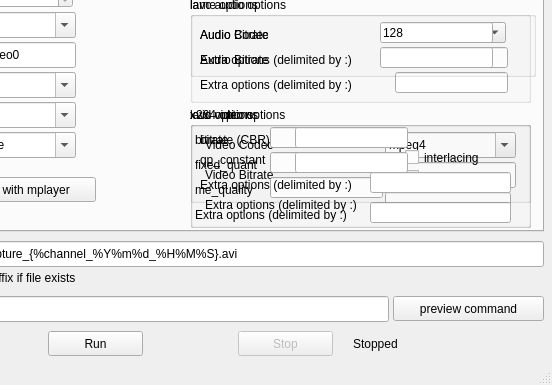
The window that ui/mtvcgui.ui (sbruno/mtvcgui) describes before a commit, drawn with Qt 5; both pictures show x 142 to 694 and y 138 to 523 of the 694 by 523 pixel window.
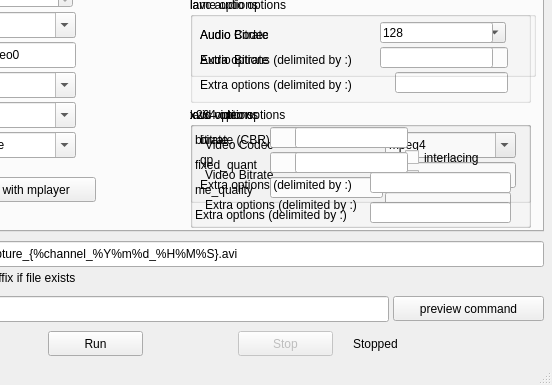
The same window after the commit.

Commit message: Replacing qp_constant for qp. This may be different in different versions of mencoder. It may be necesary to consider both somehow.

Diff of the .ui file:
```diff
--- a/ui/mtvcgui.ui
+++ b/ui/mtvcgui.ui
@@ -1035,7 +1035,7 @@
         </rect>
        </property>
        <property name="text">
-        <string>qp_constant</string>
+        <string>qp</string>
        </property>
       </widget>
       <widget class="QLineEdit" name="x264_qp_constant">
```
Left out of the diff: 2 changed lines with no effect on the pictures. The commit also changes 6 other files.
